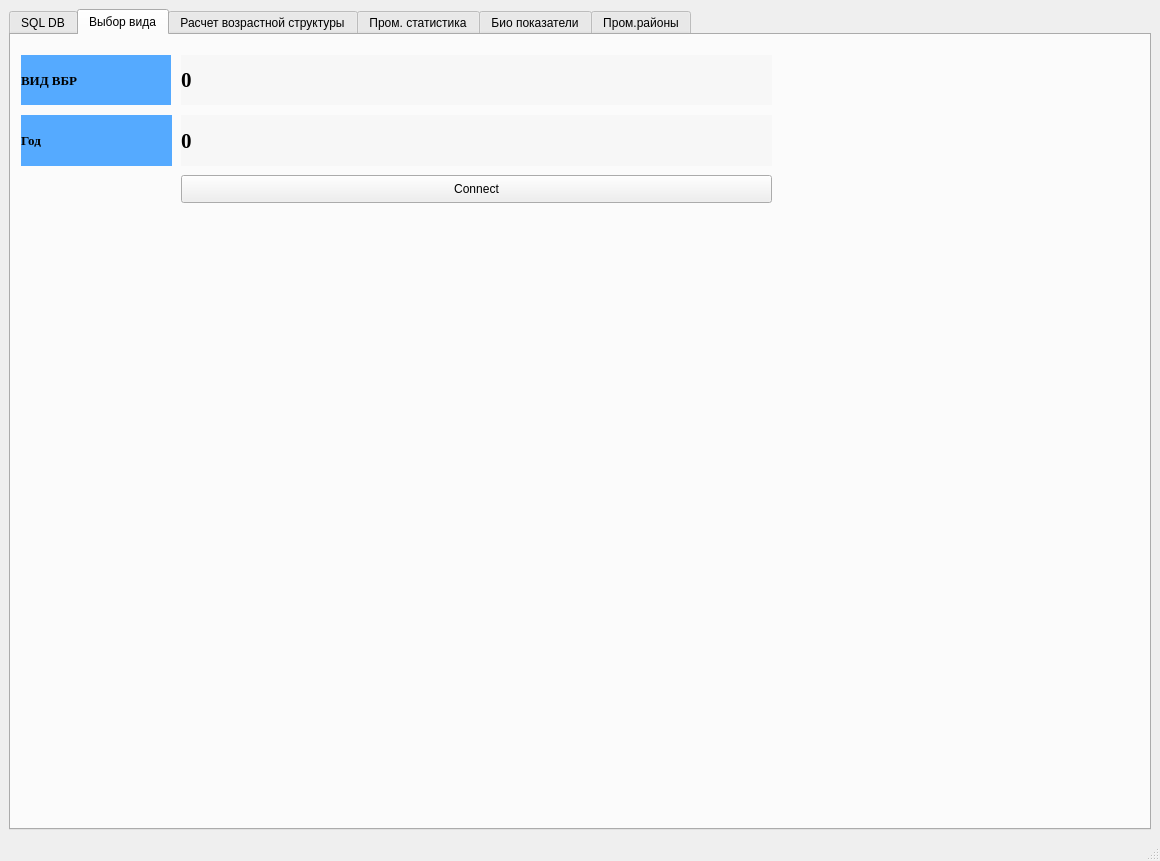
Qt form ui_form.ui (DidenkoDmitriy/fish_stock) before a commit.
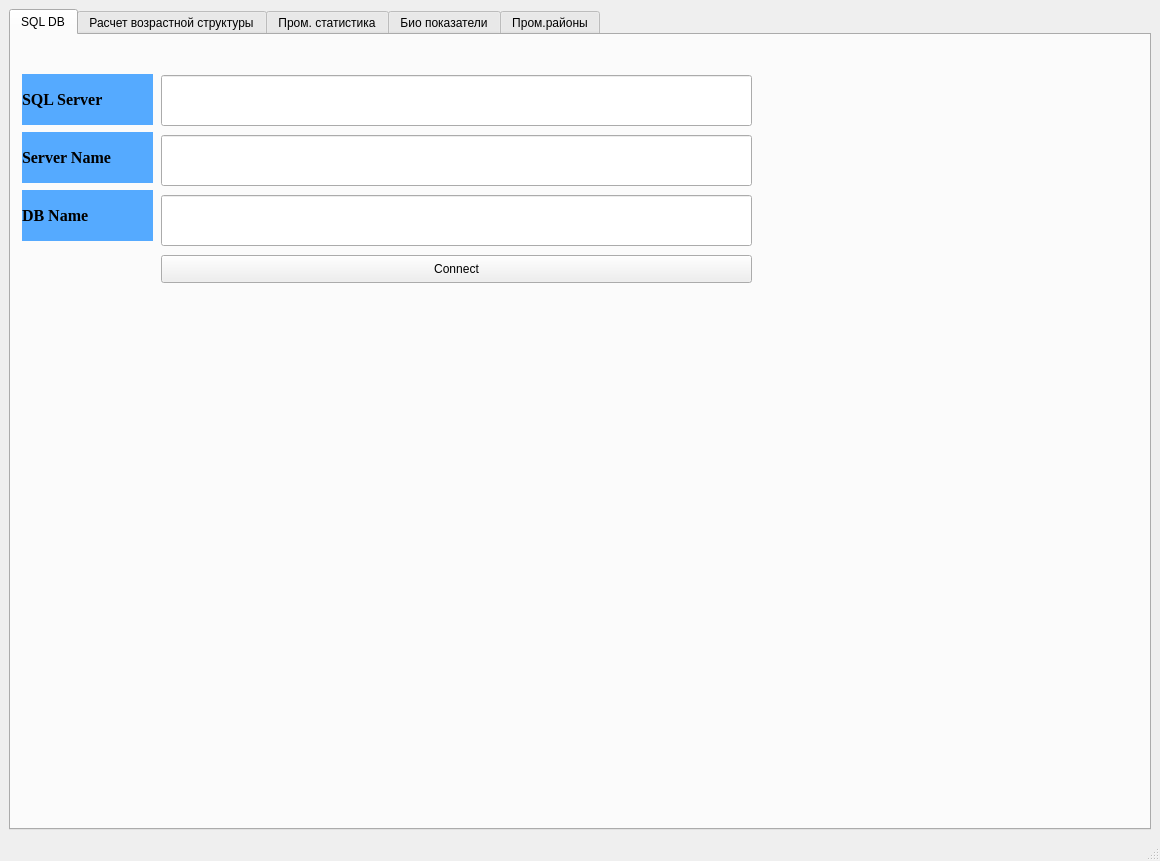
The same form after that commit.

Commit message: now the function connection_to_db gets parameters from the visual interface. in the future we will need to make an error handler for it

The edit to the form file:
```diff
--- a/ui_form.ui
+++ b/ui_form.ui
@@ -18,7 +18,7 @@
     <item row="0" column="0">
      <widget class="QTabWidget" name="age_structure_calculation">
       <property name="currentIndex">
-       <number>1</number>
+       <number>0</number>
       </property>
       <widget class="QWidget" name="tab_SQL_Base_connect">
        <attribute name="title">
@@ -148,145 +148,6 @@
          </rect>
         </property>
        </widget>
-       <widget class="QLabel" name="label_print_widjet">
-        <property name="geometry">
-         <rect>
-          <x>750</x>
-          <y>40</y>
-          <width>301</width>
-          <height>201</height>
-         </rect>
-        </property>
-        <property name="text">
-         <string/>
-        </property>
-       </widget>
-      </widget>
-      <widget class="QWidget" name="tab">
-       <attribute name="title">
-        <string>Выбор вида</string>
-       </attribute>
-       <widget class="QLabel" name="label_Space_Name">
-        <property name="geometry">
-         <rect>
-          <x>10</x>
-          <y>20</y>
-          <width>150</width>
-          <height>50</height>
-         </rect>
-        </property>
-        <property name="font">
-         <font>
-          <family>Times New Roman</family>
-          <pointsize>10</pointsize>
-          <weight>75</weight>
-          <bold>true</bold>
-         </font>
-        </property>
-        <property name="styleSheet">
-         <string notr="true">background-color: rgb(85, 170, 255);</string>
-        </property>
-        <property name="text">
-         <string>ВИД ВБР</string>
-        </property>
-        <property name="margin">
-         <number>10</number>
-        </property>
-       </widget>
-       <widget class="QLabel" name="label_Text_Space">
-        <property name="geometry">
-         <rect>
-          <x>170</x>
-          <y>20</y>
-          <width>591</width>
-          <height>50</height>
-         </rect>
-        </property>
-        <property name="font">
-         <font>
-          <family>Times New Roman</family>
-          <pointsize>16</pointsize>
-          <weight>75</weight>
-          <bold>true</bold>
-         </font>
-        </property>
-        <property name="styleSheet">
-         <string notr="true">background-color: rgb(247, 247, 247);</string>
-        </property>
-        <property name="text">
-         <string>0</string>
-        </property>
-        <property name="margin">
-         <number>10</number>
-        </property>
-       </widget>
-       <widget class="QLabel" name="label_Year">
-        <property name="geometry">
-         <rect>
-          <x>10</x>
-          <y>80</y>
-          <width>151</width>
-          <height>51</height>
-         </rect>
-        </property>
-        <property name="font">
-         <font>
-          <family>Times New Roman</family>
-          <pointsize>10</pointsize>
-          <weight>75</weight>
-          <bold>true</bold>
-         </font>
-        </property>
-        <property name="styleSheet">
-         <string notr="true">background-color: rgb(85, 170, 255);</string>
-        </property>
-        <property name="text">
-         <string>Год</string>
-        </property>
-        <property name="margin">
-         <number>10</number>
-        </property>
-       </widget>
-       <widget class="QLabel" name="label_Text_Year">
-        <property name="geometry">
-         <rect>
-          <x>170</x>
-          <y>80</y>
-          <width>591</width>
-          <height>51</height>
-         </rect>
-        </property>
-        <property name="font">
-         <font>
-          <family>Times New Roman</family>
-          <pointsize>16</pointsize>
-          <weight>75</weight>
-          <bold>true</bold>
-         </font>
-        </property>
-        <property name="styleSheet">
-         <string notr="true">background-color: rgb(247, 247, 247);</string>
-        </property>
-        <property name="text">
-         <string>0</string>
-        </property>
-        <property name="margin">
-         <number>10</number>
-        </property>
-       </widget>
-       <widget class="QPushButton" name="btn_Connect_SQL_DB_2">
-        <property name="geometry">
-         <rect>
-          <x>170</x>
-          <y>140</y>
-          <width>591</width>
-          <height>28</height>
-         </rect>
-        </property>
-        <property name="text">
-         <string>Connect</string>
-        </property>
-       </widget>
       </widget>
       <widget class="QWidget" name="tab_3">
        <attribute name="title">
```
Left out of the diff: 8 changed lines with no effect on the pictures. The commit also changes 7 other files.
